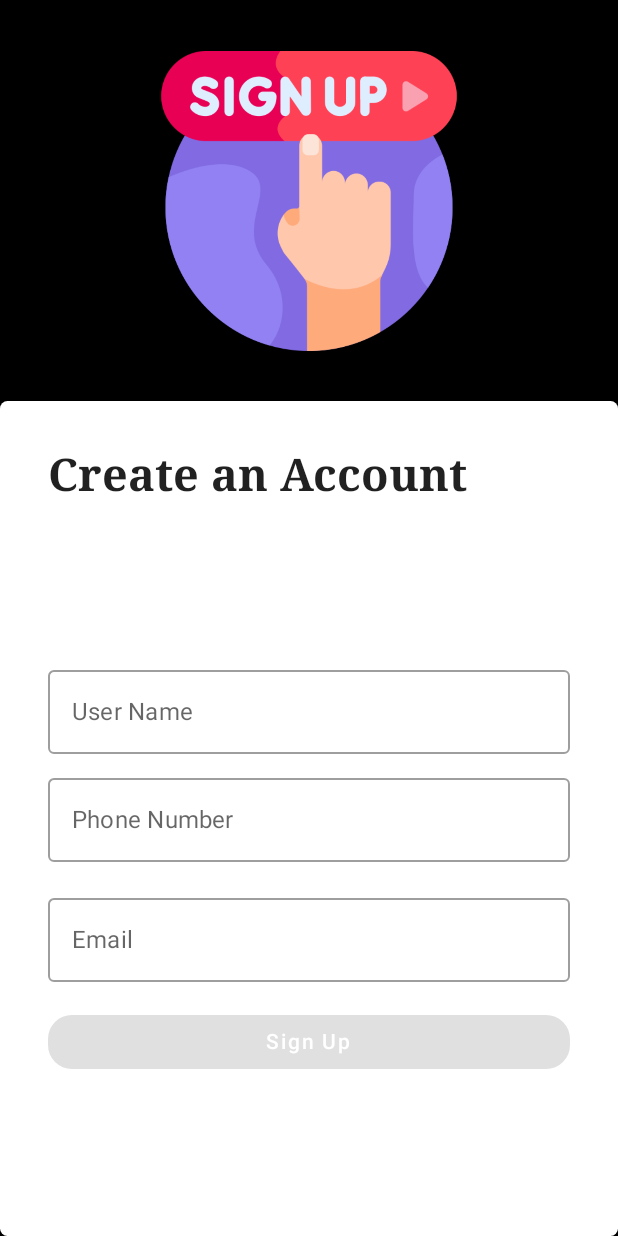
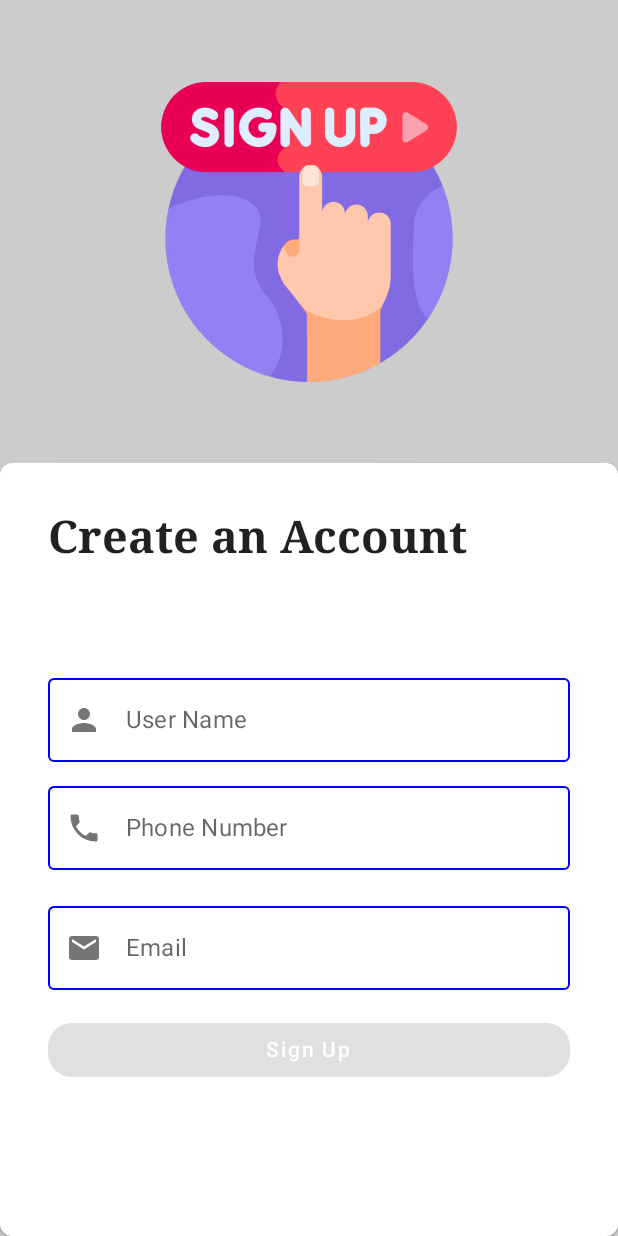
Before and after one commit to Wahabahmad694/Slabber, an Android app built with Jetpack Compose: the SignUpScreen screen opened through its navigation route, on a phone screen of 412 x 824 dp. Run offline under Robolectric (Android 15) with nearby library versions, the phone set to English and light mode, and no system bars.

Commit message:
Overall UI changes in application

```diff
--- a/app/build.gradle
+++ b/app/build.gradle
@@ -73,9 +73,8 @@ dependencies {
 
     //loading images
     implementation "io.coil-kt:coil-compose:1.3.2"
-    //validation
-    implementation 'com.github.devscast:validable:1.0.0'
 
+    //Socket
     implementation ('io.socket:socket.io-client:2.0.1') {
         // excluding org.json which is provided by Android
         exclude group: 'org.json', module: 'json'
--- a/app/src/main/java/com/example/slabber/composables/ChatDetail.kt
+++ b/app/src/main/java/com/example/slabber/composables/ChatDetail.kt
@@ -12,6 +12,7 @@ import androidx.compose.foundation.shape.CircleShape
 import androidx.compose.foundation.text.KeyboardOptions
 import androidx.compose.material.*
 import androidx.compose.material.icons.Icons
+import androidx.compose.material.icons.filled.ArrowBack
 import androidx.compose.material.icons.filled.Send
 import androidx.compose.runtime.*
 import androidx.compose.ui.Alignment.Companion.CenterVertically
@@ -125,7 +126,22 @@ fun MessagesList(thread: Thread?, sendNewMessage: (msg: String) -> Unit) {
         mutableStateOf("")
     }
 
-    Scaffold {
+    Scaffold(
+        topBar = {
+            TopAppBar(
+                title = {
+                    Text(text = "User Name")
+                },
+                navigationIcon = {
+                    IconButton(onClick = {}) {
+                        Icon(Icons.Filled.ArrowBack, "backIcon")
+                    }
+                },
+                backgroundColor = MaterialTheme.colors.primary,
+                contentColor = Color.White,
+                elevation = 10.dp
+            )
+        }) {
         Column {
             LazyColumn(
                 modifier = Modifier
--- a/app/src/main/java/com/example/slabber/composables/ChatList.kt
+++ b/app/src/main/java/com/example/slabber/composables/ChatList.kt
@@ -60,7 +60,7 @@ fun ChatList(navController: NavController) {
 fun ChatItem(thread: Thread) {
     Card(
         modifier = Modifier
-            .background(Color.Black)
+            .background(Color.White)
             .padding(8.dp, 4.dp)
             .fillMaxWidth()
             .height(80.dp), shape = RoundedCornerShape(1.dp), elevation = 4.dp
@@ -101,20 +101,20 @@ fun ChatItem(thread: Thread) {
                         text = thread._id ?: "",
                         style = MaterialTheme.typography.subtitle1,
                         fontWeight = FontWeight.Bold,
-                        color = Color.White
+                        color = Color.Black
                     )
                     Text(
                         text = thread.chat.firstOrNull()?.message ?: "",
                         style = MaterialTheme.typography.body1,
                         maxLines = 1,
-                        color = Color.White
+                        color = Color.Black
                     )
                 }
             }
         }
     }
     Divider(
-        color = Color.LightGray,
+        color = Color.DarkGray,
         thickness = 1.dp,
         modifier = Modifier.padding(horizontal = 8.dp)
     )
--- a/app/src/main/java/com/example/slabber/composables/LoginScreen.kt
+++ b/app/src/main/java/com/example/slabber/composables/LoginScreen.kt
@@ -7,6 +7,8 @@ import androidx.compose.foundation.text.KeyboardOptions
 import androidx.compose.material.*
 import androidx.compose.material.icons.Icons
 import androidx.compose.material.icons.filled.Clear
+import androidx.compose.material.icons.filled.Email
+import androidx.compose.material.icons.filled.Person
 import androidx.compose.runtime.*
 import androidx.compose.ui.Alignment
 import androidx.compose.ui.Modifier
@@ -51,7 +53,7 @@ fun LoginScreen(navController: NavController, authViewModel: AuthViewModel = vie
     }
 
     //********** Main Layout ********* //
-    Scaffold(backgroundColor = MaterialTheme.colors.onSecondary) {
+    Scaffold(backgroundColor = Color.LightGray) {
         Column(
             Modifier.fillMaxSize(),
             horizontalAlignment = Alignment.CenterHorizontally,
@@ -67,12 +69,11 @@ fun LoginScreen(navController: NavController, authViewModel: AuthViewModel = vie
             //********** Card View  ********* //
             Card(
                 Modifier
-                    .weight(0.75f),
-                shape = RoundedCornerShape(5.dp)
+                    .weight(.70f),
+                shape = RoundedCornerShape(8.dp)
             ) {
                 Column(
                     Modifier
-//                        .background(Color.White)
                         .fillMaxSize()
                         .padding(32.dp)
                 ) {
@@ -81,7 +82,7 @@ fun LoginScreen(navController: NavController, authViewModel: AuthViewModel = vie
                         fontWeight = FontWeight.SemiBold,
                         fontSize = 28.sp,
                         fontFamily = FontFamily.Serif,
-                        textAlign = TextAlign.Justify
+                        textAlign = TextAlign.Justify,
                     )
                     Column(
                         Modifier.fillMaxSize(),
@@ -93,7 +94,17 @@ fun LoginScreen(navController: NavController, authViewModel: AuthViewModel = vie
                         OutlinedTextField(
                             modifier = Modifier.fillMaxWidth(),
                             value = username,
+                            leadingIcon = {
+                                Icon(
+                                    imageVector = Icons.Default.Person,
+                                    contentDescription = "personIcon"
+                                )
+                            },
                             onValueChange = { username = it },
+                            colors = TextFieldDefaults.outlinedTextFieldColors(
+                                focusedBorderColor = Color.Red,
+                                unfocusedBorderColor = Color.Blue
+                            ),
                             label = { Text(text = "Name") },
                             trailingIcon = {
                                 if (username.isNotBlank())
@@ -107,10 +118,20 @@ fun LoginScreen(navController: NavController, authViewModel: AuthViewModel = vie
                         )
                         Spacer(modifier = Modifier.height(8.dp))
 
-                        //********** User Name Edit text ********* //
+                        // Email Edit text ********* //
                         OutlinedTextField(
                             modifier = Modifier.fillMaxWidth(),
                             value = email,
+                            leadingIcon = {
+                                Icon(
+                                    imageVector = Icons.Default.Email,
+                                    contentDescription = "emailIcon"
+                                )
+                            },
+                            colors = TextFieldDefaults.outlinedTextFieldColors(
+                                focusedBorderColor = Color.Red,
+                                unfocusedBorderColor = Color.Blue
+                            ),
                             onValueChange = { email = it },
                             label = { Text(text = "Email") },
                             trailingIcon = {
@@ -129,30 +150,30 @@ fun LoginScreen(navController: NavController, authViewModel: AuthViewModel = vie
                         )
                         Spacer(modifier = Modifier.height(16.dp))
 
+                        Row() {
                             //********** SignIn button ********* //
                             Button(
+                                modifier = Modifier.fillMaxWidth(0.50f),
                                 onClick = {
                                     authViewModel.login(email)
                                 },
                                 enabled = isFormValid,
-                            modifier = Modifier.fillMaxWidth(),
                                 shape = RoundedCornerShape(16.dp),
-                            colors = ButtonDefaults.buttonColors(Color.Blue)
+                                colors = ButtonDefaults.buttonColors(backgroundColor = Color.Red)
                             ) {
                                 Text(
                                     text = "Log In",
                                     color = Color.White
                                 )
                             }
-                        Spacer(modifier = Modifier.height(12.dp))
+                            Spacer(modifier = Modifier.width(5.dp))
 
                             //********** SignUp Button ********* //
                             Button(
+                                modifier = Modifier.fillMaxWidth(1f),
                                 onClick = {
                                     navController.navigate(Screen.SignUp.routes)
                                 },
-                            modifier = Modifier
-                                .fillMaxWidth(),
                                 shape = RoundedCornerShape(16.dp),
                                 colors = ButtonDefaults.buttonColors(Color.Blue)
                             ) {
@@ -162,8 +183,10 @@ fun LoginScreen(navController: NavController, authViewModel: AuthViewModel = vie
                                 )
                             }
                         }
+
                     }
                 }
             }
         }
     }
+}
--- a/app/src/main/java/com/example/slabber/composables/SignUpScreen.kt
+++ b/app/src/main/java/com/example/slabber/composables/SignUpScreen.kt
@@ -1,12 +1,16 @@
 package com.example.slabber.composables
 
 import androidx.compose.foundation.Image
+import androidx.compose.foundation.background
 import androidx.compose.foundation.layout.*
 import androidx.compose.foundation.shape.RoundedCornerShape
 import androidx.compose.foundation.text.KeyboardOptions
 import androidx.compose.material.*
 import androidx.compose.material.icons.Icons
 import androidx.compose.material.icons.filled.Clear
+import androidx.compose.material.icons.filled.Email
+import androidx.compose.material.icons.filled.Person
+import androidx.compose.material.icons.filled.Phone
 import androidx.compose.runtime.*
 import androidx.compose.ui.Alignment
 import androidx.compose.ui.Modifier
@@ -55,7 +59,7 @@ fun SignUpScreen(navController: NavController, authViewModel: AuthViewModel = vi
         }
     }
 
-    Scaffold(backgroundColor = MaterialTheme.colors.onSecondary) {
+    Scaffold(backgroundColor = Color.LightGray) {
         Column(
             Modifier.fillMaxSize(),
             horizontalAlignment = Alignment.CenterHorizontally,
@@ -70,8 +74,8 @@ fun SignUpScreen(navController: NavController, authViewModel: AuthViewModel = vi
             )
             Card(
                 Modifier
-                    .weight(1.25f),
-                shape = RoundedCornerShape(5.dp)
+                    .weight(1f),
+                shape = RoundedCornerShape(8.dp)
             ) {
                 Column(
                     Modifier
@@ -85,7 +89,6 @@ fun SignUpScreen(navController: NavController, authViewModel: AuthViewModel = vi
                         fontFamily = FontFamily.Serif,
                         textAlign = TextAlign.Justify
                     )
-                    Spacer(modifier = Modifier.padding(15.dp))
                     Column(
                         Modifier.fillMaxSize(),
                         horizontalAlignment = Alignment.CenterHorizontally,
@@ -96,6 +99,16 @@ fun SignUpScreen(navController: NavController, authViewModel: AuthViewModel = vi
                         OutlinedTextField(
                             modifier = Modifier.fillMaxWidth(),
                             value = username,
+                            leadingIcon = {
+                                Icon(
+                                    imageVector = Icons.Default.Person,
+                                    contentDescription = "personIcon"
+                                )
+                            },
+                            colors = TextFieldDefaults.outlinedTextFieldColors(
+                                focusedBorderColor = Color.Red,
+                                unfocusedBorderColor = Color.Blue
+                            ),
                             onValueChange = { username = it },
                             label = { Text(text = "User Name") },
                             trailingIcon = {
@@ -114,6 +127,16 @@ fun SignUpScreen(navController: NavController, authViewModel: AuthViewModel = vi
                         OutlinedTextField(
                             modifier = Modifier.fillMaxWidth(),
                             value = phoneNo,
+                            leadingIcon = {
+                                Icon(
+                                    imageVector = Icons.Default.Phone,
+                                    contentDescription = "phoneIcon"
+                                )
+                            },
+                            colors = TextFieldDefaults.outlinedTextFieldColors(
+                                focusedBorderColor = Color.Red,
+                                unfocusedBorderColor = Color.Blue
+                            ),
                             onValueChange = { phoneNo = it },
                             label = { Text(text = "Phone Number") },
                             trailingIcon = {
@@ -136,6 +159,16 @@ fun SignUpScreen(navController: NavController, authViewModel: AuthViewModel = vi
                         OutlinedTextField(
                             modifier = Modifier.fillMaxWidth(),
                             value = email,
+                            leadingIcon = {
+                                Icon(
+                                    imageVector = Icons.Default.Email,
+                                    contentDescription = "emailIcon"
+                                )
+                            },
+                            colors = TextFieldDefaults.outlinedTextFieldColors(
+                                focusedBorderColor = Color.Red,
+                                unfocusedBorderColor = Color.Blue
+                            ),
                             onValueChange = { email = it },
                             label = { Text(text = "Email") },
                             trailingIcon = {
@@ -161,9 +194,10 @@ fun SignUpScreen(navController: NavController, authViewModel: AuthViewModel = vi
                                 authViewModel.signup(user)
                             },
                             enabled = isFormValid,
-                            modifier = Modifier.fillMaxWidth(),
+                            modifier = Modifier
+                                .fillMaxWidth(),
                             shape = RoundedCornerShape(16.dp),
-                            colors = ButtonDefaults.buttonColors(Color.Blue)
+                            colors = ButtonDefaults.buttonColors(backgroundColor = Color.Red)
                         ) {
                             Text(
                                 text = "Sign Up",
```
Lines whose indentation alone changed are shown as unchanged.
